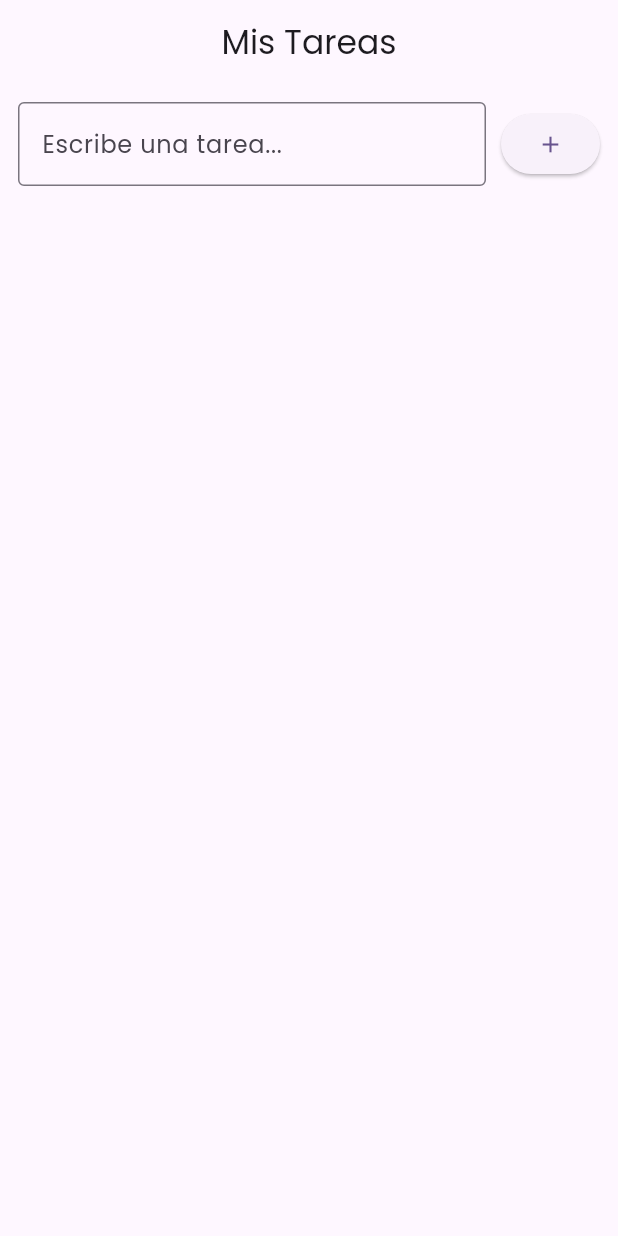
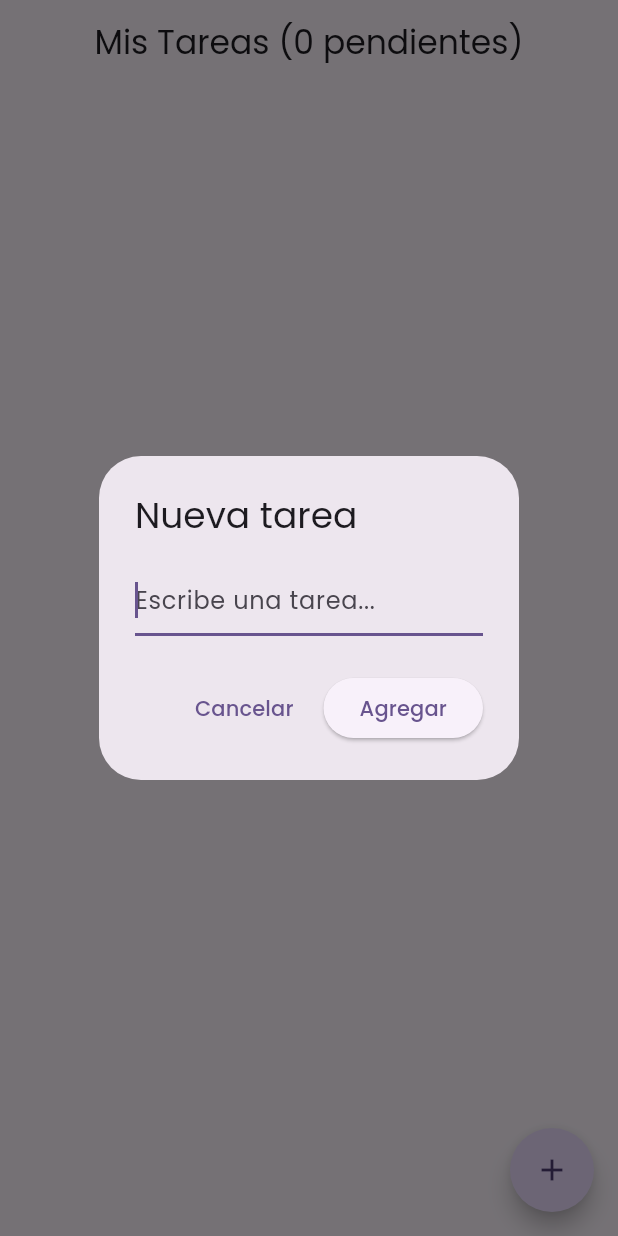
Before and after one commit to joseAO-cmd/todo_app, a Flutter app: the screen it shows after launch, after a tap on the "add" icon, on a phone screen of 412 x 824 dp. Run offline on Flutter 3.47's test engine with Material 3 defaults, Android fonts, the phone set to English and light mode, and no system bars; our stand-ins replace google_fonts.

Commit message:
Change MVC

```diff
--- a/lib/main.dart
+++ b/lib/main.dart
@@ -1,114 +1,10 @@
 import 'package:flutter/material.dart';
 import 'package:google_fonts/google_fonts.dart';
+import 'package:todo_app/views/home.dart';
 
 void main() {
   runApp(const TodoApp());
 }
-
-class TodoHomePage extends StatefulWidget {
-  const TodoHomePage({super.key});
-
-  @override
-  State<TodoHomePage> createState() => _TodoHomePageState();
-}
-
-
-class Task {
-  String title;
-  bool done;
-
-  Task(this.title, {this.done = false});
-}
-
-class _TodoHomePageState extends State<TodoHomePage> {
-  final List<Task> _tasks = [];
-  final TextEditingController _controller = TextEditingController();
-
-void _addTask() {
-  if (_controller.text.isNotEmpty) {
-    setState(() {
-      _tasks.add(Task(_controller.text));
-      _controller.clear();
-    });
-  }
-}
-  void _removeTask(int index) {
-    setState(() {
-      _tasks.removeAt(index);
-    });
-  }
-
-
-
-  @override
-  Widget build(BuildContext context) {
-    return Scaffold(
-      appBar: AppBar(
-        title: const Text("Mis Tareas"),
-        centerTitle: true,
-      ),
-      body: Column(
-        children: [
-          Padding(
-            padding: const EdgeInsets.all(12.0),
-            child: Row(
-              children: [
-                Expanded(
-                  child: TextField(
-                    controller: _controller,
-                    decoration: const InputDecoration(
-                      hintText: "Escribe una tarea...",
-                      border: OutlineInputBorder(),
-                    ),
-                  ),
-                ),
-                const SizedBox(width: 10),
-                ElevatedButton(
-                  onPressed: _addTask,
-                  child: const Icon(Icons.add),
-                )
-              ],
-            ),
-          ),
-          Expanded(
-            child: ListView.builder(
-              itemCount: _tasks.length,
-              itemBuilder: (context, index) {
-               return Card(
-  margin: const EdgeInsets.symmetric(horizontal: 12, vertical: 6),
-  child: ListTile(
-    leading: Checkbox(
-      value: _tasks[index].done,
-      onChanged: (value) {
-        setState(() {
-          _tasks[index].done = value!;
-        });
-      },
-    ),
-    title: Text(
-      _tasks[index].title,
-      style: TextStyle(
-        decoration: _tasks[index].done
-            ? TextDecoration.lineThrough
-            : TextDecoration.none,
-      ),
-    ),
-    trailing: IconButton(
-      icon: const Icon(Icons.delete, color: Colors.red),
-      onPressed: () => _removeTask(index),
-    ),
-  ),
-);
-
-              },
-            ),
-          ),
-        ],
-      ),
-    );
-  }
-}
-
 
 class TodoApp extends StatelessWidget {
   const TodoApp({super.key});
@@ -123,7 +19,9 @@ class TodoApp extends StatelessWidget {
         colorScheme: ColorScheme.fromSeed(seedColor: Colors.deepPurple),
         useMaterial3: true,
       ),
-      home: const TodoHomePage(),
+      home: const HomePage(
+
+      ),
     );
   }
 }
--- /dev/null
+++ b/lib/views/home.dart
@@ -0,0 +1,168 @@
+
+import 'package:flutter/material.dart';
+import 'package:todo_app/model/task.dart';
+
+class HomePage extends StatefulWidget {
+  const HomePage({super.key});
+
+  @override
+  State<HomePage> createState() => _HomePageState();
+}
+
+class _HomePageState extends State<HomePage> {
+  final List<Task> _tasks = [];
+  final TextEditingController _inputController = TextEditingController();
+  final TextEditingController _dialogController = TextEditingController();
+
+  void _addTask() {
+    if (_inputController.text.isNotEmpty) {
+      setState(() {
+        _tasks.add(Task(_inputController.text));
+        _inputController.clear();
+      });
+    }
+  }
+
+  void _removeTask(int index) {
+    setState(() {
+      _tasks.removeAt(index);
+    });
+  }
+
+  void _toggleTask(int index, bool? value) {
+    setState(() {
+      _tasks[index].done = value ?? false;
+    });
+  }
+
+  void _editTask(int index) {
+    _dialogController.text = _tasks[index].title;
+    showDialog(
+      context: context,
+      builder: (context) => AlertDialog(
+        title: const Text("Editar tarea"),
+        content: TextField(
+          controller: _dialogController,
+          autofocus: true,
+        ),
+        actions: [
+          TextButton(
+            onPressed: () {
+              Navigator.of(context).pop();
+              _dialogController.clear();
+            },
+            child: const Text("Cancelar"),
+          ),
+          ElevatedButton(
+            onPressed: () {
+              if (_dialogController.text.isNotEmpty) {
+                setState(() {
+                  _tasks[index].title = _dialogController.text;
+                });
+                _dialogController.clear();
+                Navigator.of(context).pop();
+              }
+            },
+            child: const Text("Guardar"),
+          ),
+        ],
+      ),
+    );
+  }
+
+  @override
+  Widget build(BuildContext context) {
+    final int pendingTasks = _tasks.where((t) => !t.done).length;
+
+    return Scaffold(
+      appBar: AppBar(
+        title: Text("Mis Tareas ($pendingTasks pendientes)"),
+        centerTitle: true,
+      ),
+      body: Column(
+        children: [
+
+          Expanded(
+            child: _tasks.isEmpty
+                ? const Center(child: Text("No hay tareas agregadas !"))
+                : ListView.builder(
+                    itemCount: _tasks.length,
+                    itemBuilder: (context, index) {
+                      return Card(
+                        margin: const EdgeInsets.symmetric(horizontal: 12, vertical: 6),
+                        child: ListTile(
+                          leading: Checkbox(
+                            value: _tasks[index].done,
+                            onChanged: (value) => _toggleTask(index, value),
+                          ),
+                          title: Text(
+                            _tasks[index].title,
+                            style: TextStyle(
+                              decoration: _tasks[index].done
+                                  ? TextDecoration.lineThrough
+                                  : TextDecoration.none,
+                            ),
+                          ),
+                          onTap: () => _editTask(index),
+                          trailing: IconButton(
+                            icon: const Icon(Icons.delete, color: Colors.red),
+                            onPressed: () => _removeTask(index),
+                          ),
+                        ),
+                      );
+                    },
+                  ),
+          ),
+        ],
+      ),
+      floatingActionButton: FloatingActionButton(
+        shape: const CircleBorder(),
+        onPressed: () {
+          _dialogController.clear();
+          showDialog(
+            context: context,
+            builder: (context) => AlertDialog(
+              title: const Text("Nueva tarea"),
+              content: TextField(
+                controller: _dialogController,
+                autofocus: true,
+                decoration: const InputDecoration(
+                  hintText: "Escribe una tarea...",
+                ),
+              ),
+              actions: [
+                TextButton(
+                  onPressed: () {
+                    Navigator.of(context).pop();
+                    _dialogController.clear();
+                  },
+                  child: const Text("Cancelar"),
+                ),
+                ElevatedButton(
+                  onPressed: () {
+                    if (_dialogController.text.isNotEmpty) {
+                      setState(() {
+                        _tasks.add(Task(_dialogController.text));
+                      });
+                      _dialogController.clear();
+                      Navigator.of(context).pop();
+                    }
+                  },
+                  child: const Text("Agregar"),
+                ),
+              ],
+            ),
+          );
+        },
+        child: const Icon(Icons.add),
+      ),
+    );
+  }
+
+  @override
+  void dispose() {
+    _inputController.dispose();
+    _dialogController.dispose();
+    super.dispose();
+  }
+}
```
Also changed, not shown: lib/model/task.dart (added, +7 -0 lines).
